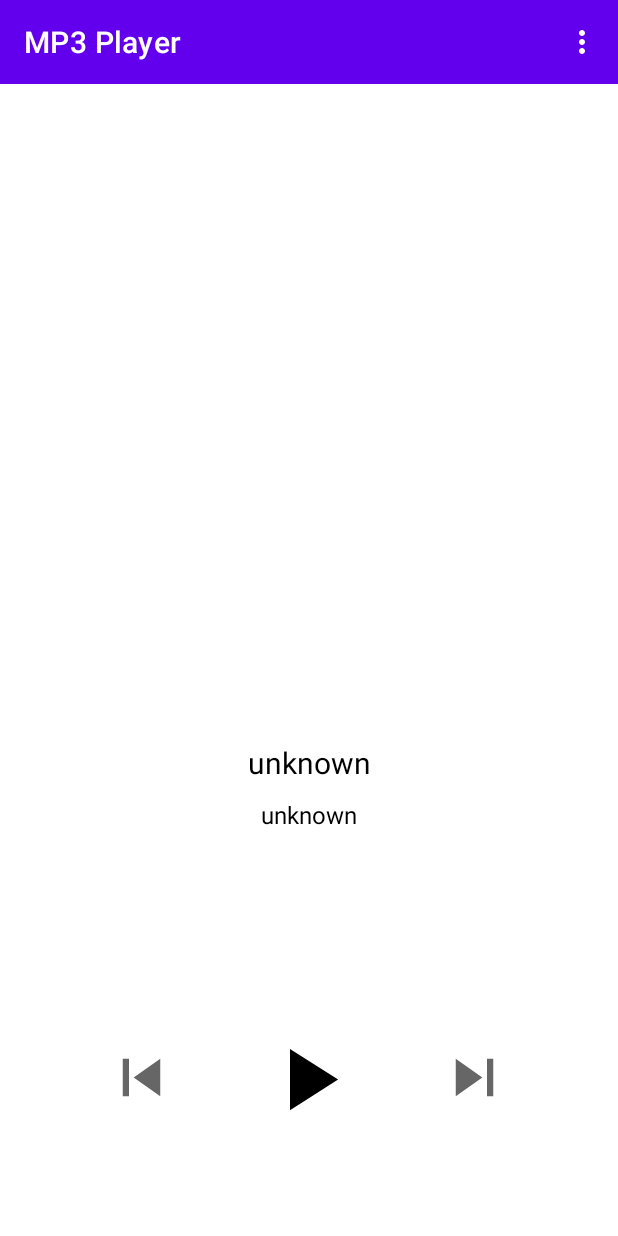
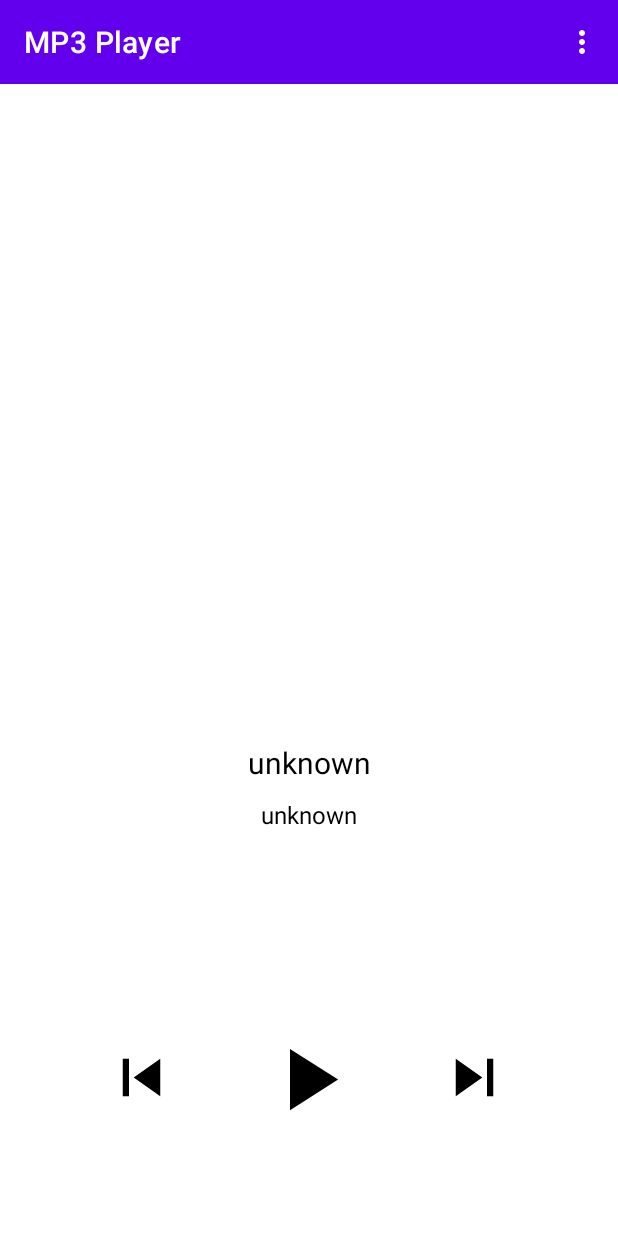
Before and after one commit to edwardburgos/secondchallenge, an Android app: the screen it shows after launch (MainActivity), on a phone screen of 412 x 824 dp. Run offline under Robolectric (Android 15) with nearby library versions, the phone set to English and light mode, and no system bars; our stand-ins replace data binding, navigation-ui; 6 statements that could not run were skipped.

Commit message:
change prev & next button color

```diff
--- a/app/src/main/java/com/example/secondchallenge/PlayerFragment.kt
+++ b/app/src/main/java/com/example/secondchallenge/PlayerFragment.kt
@@ -38,6 +38,9 @@ class PlayerFragment : Fragment() {
     ): View {
         binding = DataBindingUtil.inflate(inflater, R.layout.player_fragment, container, false)
         setHasOptionsMenu(true)
+        binding.prevButton.setColorFilter(Color.BLACK, PorterDuff.Mode.SRC_ATOP)
+        binding.playStopButton.setColorFilter(Color.BLACK, PorterDuff.Mode.SRC_ATOP)
+        binding.nextButton.setColorFilter(Color.BLACK, PorterDuff.Mode.SRC_ATOP)
         binding.playStopButton.setOnClickListener { playStop() }
         activity?.applicationContext?.let {
             Companion.createMediaPlayer(it)
@@ -55,7 +58,6 @@ class PlayerFragment : Fragment() {
     }
 
     fun updateData() {
-        binding.playStopButton.setColorFilter(Color.BLACK, PorterDuff.Mode.SRC_ATOP)
         binding.coverImageView.setImageBitmap(Companion.cover)
         binding.songNameData.text = Companion.songName
         binding.artistData.text = Companion.artist
```
